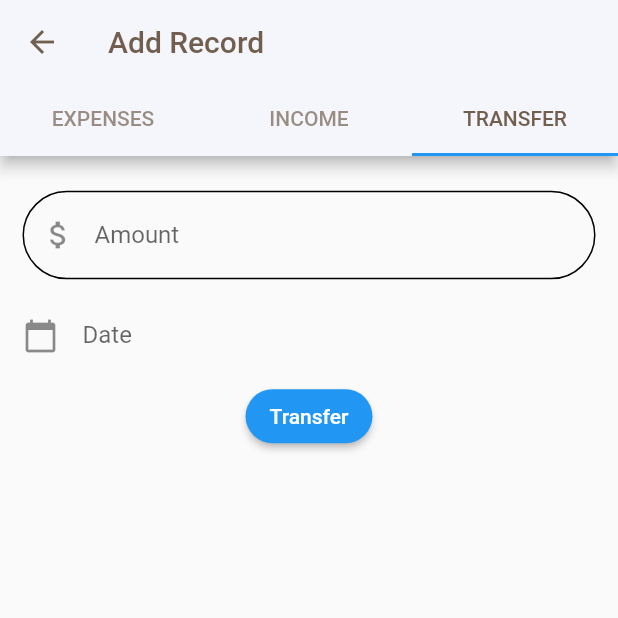
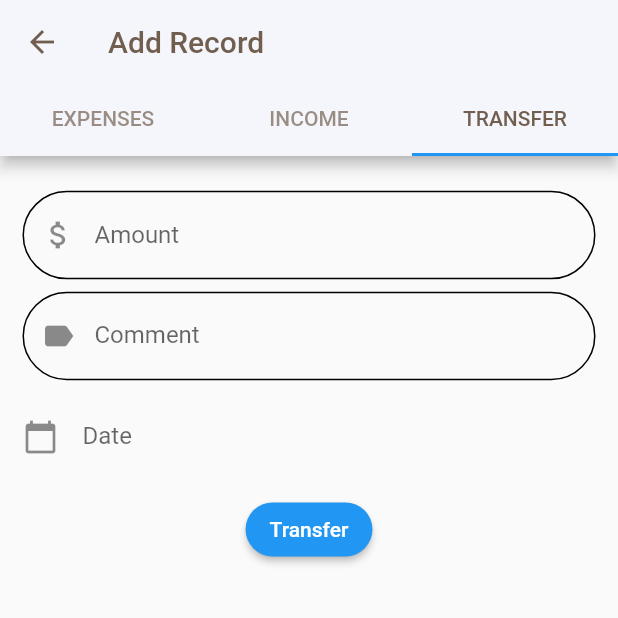
Before and after one commit to IashuraI/money-manager, a Flutter app: the AddRecordScreen screen opened by its route, tab 3 chosen, after a tap on "Transfer", on a phone screen of 412 x 824 dp, the top half of it. Run offline on Flutter 3.47's test engine with Material 2 defaults, Android fonts, the phone set to English and light mode, and no system bars; our stand-ins replace cloud_firestore, decimal, firebase_auth, firebase_core, flutter_speed_dial; missing offline and left inert: form_validation; accounts and stored records are empty.

```diff
--- a/money_manager/lib/models/account_model.dart
+++ b/money_manager/lib/models/account_model.dart
@@ -7,12 +7,14 @@ class AccountModel{
   final String userId;
   final String name;
   final Decimal balance;
+  final String currency;
 
   const AccountModel({
     this.documentId,
     required this.userId,
     required this.name,
     required this.balance,
+    required this.currency
   });
 
   toJson(){
@@ -20,6 +22,7 @@ class AccountModel{
       "userId" : userId,
       "name" : name,
       "balance" : balance.toString(),
+      "currency" : currency.toString()
     };
   }
 
@@ -27,5 +30,6 @@ class AccountModel{
     documentId = snapshot.id,
     userId = snapshot.data()["userId"],
     name = snapshot.data()["name"] as String,
-    balance = Decimal.fromJson(snapshot.data()["balance"].toString());
+    balance = Decimal.fromJson(snapshot.data()["balance"].toString()),
+    currency = snapshot.data()["currency"] as String;
 }
--- a/money_manager/lib/models/record_model.dart
+++ b/money_manager/lib/models/record_model.dart
@@ -15,6 +15,7 @@ class RecordModel{
   final Decimal ammount;
   final DateTime date;
   final RecordType type;
+  final String currency;
 
 
   const RecordModel({
@@ -25,11 +26,12 @@ class RecordModel{
     required this.ammount,
     required this.date,
     required this.type,
+    required this.currency,
     this.accountIdReciver
   });
 
   toJson(){
-    Map json = Map.from(
+    Map<String, dynamic> json = Map<String, dynamic>.from(
       {
       "userId" : userId,
       "accountId" : accountId,
@@ -37,6 +39,7 @@ class RecordModel{
       "ammount" : ammount.toString(),
       "date" : date.toString(),
       "type" : type.toString(),
+      "currency" : currency.toString()
     });
 
     if(accountIdReciver != null){
@@ -50,6 +53,7 @@ class RecordModel{
     userId = snapshot.data()["userId"],
     accountId = snapshot.data()["accountId"].toString(),
     comment = snapshot.data()["comment"].toString(),
+    currency = snapshot.data()["currency"].toString(),
     ammount = Decimal.fromJson(snapshot.data()["balance"].toString()),
     date = DateFormat("EEE, MMM d, yyyy").parse(snapshot.data()["date"].toString()),
     type = int.parse(snapshot.data()["type"].toString()) as RecordType,
--- /dev/null
+++ b/money_manager/lib/reposetories/record_repository.dart
@@ -0,0 +1,30 @@
+import 'package:cloud_firestore/cloud_firestore.dart';
+import 'package:firebase_auth/firebase_auth.dart';
+
+import '../models/record_model.dart';
+
+class RecordModelRepository {
+  late final CollectionReference<Map<String, dynamic>> _collectionReference;
+
+  RecordModelRepository(){
+    _collectionReference = FirebaseFirestore.instance.collection("Records");
+  }
+
+  Future create(RecordModel model) async {
+    await _collectionReference.add(model.toJson());
+  }
+
+  Stream<Iterable<RecordModel>> get() {
+    return _collectionReference
+      .where("userId", isEqualTo: FirebaseAuth.instance.currentUser!.uid)
+      .snapshots()
+      .map((event) => event.docs.map((doc) => RecordModel.fromSnapshot(doc)));
+  }
+
+  Future<void> delete({required String documentId}) async {
+    try {
+      await _collectionReference.doc(documentId).delete();
+    } catch (e) {
+    }
+  }
+}
--- a/money_manager/lib/screens/account_screen.dart
+++ b/money_manager/lib/screens/account_screen.dart
@@ -40,7 +40,6 @@ class _AccountScreenState extends State<AccountScreen> {
 
                 return Padding(
                   padding: EdgeInsets.fromLTRB(height * 0.05, height * 0.02, height * 0.05, height * 0.02),
-                  child: Expanded(
                   child: SizedBox(
                     child: Column(
                       mainAxisAlignment: MainAxisAlignment.center,
@@ -78,7 +77,6 @@ class _AccountScreenState extends State<AccountScreen> {
                       ],
                     ),
                   ),
-                  ),
                 );
               } else {
                 return const CircularProgressIndicator();
--- a/money_manager/lib/screens/add_screens/add_account_screen.dart
+++ b/money_manager/lib/screens/add_screens/add_account_screen.dart
@@ -1,6 +1,7 @@
 import 'package:decimal/decimal.dart';
 import 'package:firebase_auth/firebase_auth.dart';
 import 'package:flutter/material.dart';
+import 'package:intl/intl.dart';
 import 'package:money_manager/models/account_model.dart';
 import 'package:money_manager/reposetories/account_repository.dart';
 import '../../services/device_preferences_service.dart';
@@ -67,10 +68,11 @@ class _AddAccountScreenState extends State<AddAccountScreen> {
                     AccountModel newAccount = AccountModel(
                       userId: FirebaseAuth.instance.currentUser!.uid,
                       name: _accountName.text,
-                      balance: Decimal.parse(_balance.text)
+                      balance: Decimal.parse(_balance.text),
+                      currency: NumberFormat.simpleCurrency(name: "USD").locale,
                     );
 
-                    _accountRepository.create(newAccount);
+                    await _accountRepository.create(newAccount);
 
                     Navigator.of(context).pop();
                   },
--- a/money_manager/lib/screens/add_screens/add_record_screen.dart
+++ b/money_manager/lib/screens/add_screens/add_record_screen.dart
@@ -2,8 +2,8 @@ import 'package:decimal/decimal.dart';
 import 'package:firebase_auth/firebase_auth.dart';
 import 'package:flutter/material.dart';
 import 'package:intl/intl.dart';
-import 'package:money_manager/models/account_model.dart';
-import 'package:money_manager/reposetories/account_repository.dart';
+import 'package:money_manager/models/record_model.dart';
+import 'package:money_manager/reposetories/record_repository.dart';
 import 'package:money_manager/services/device_preferences_service.dart';
 
 class AddRecordScreen extends StatefulWidget {
@@ -13,22 +13,20 @@ class AddRecordScreen extends StatefulWidget {
   State<AddRecordScreen> createState() => _AddRecordScreenState();
 }
 
-enum RecordType { income, expenses, transfer }
-
 class _AddRecordScreenState extends State<AddRecordScreen> {
-  late final TextEditingController _commentName;
-  late final TextEditingController _balance;
+  late final TextEditingController _comment;
+  late final TextEditingController _amount;
   late final TextEditingController _date;
 
-  late final AccountModelRepository _accountRepository;
+  late final RecordModelRepository _recordRepository;
 
   @override
   void initState() {
-    _commentName = TextEditingController();
-    _balance = TextEditingController();
+    _comment = TextEditingController();
+    _amount = TextEditingController();
     _date = TextEditingController();
 
-    _accountRepository = AccountModelRepository();
+    _recordRepository = RecordModelRepository();
 
     super.initState();
   }
@@ -60,7 +58,7 @@ class _AddRecordScreenState extends State<AddRecordScreen> {
                   children: [
                     SizedBox(height: getHeight(context) *0.01),
                     TextFormField(
-                      controller: _balance,
+                      controller: _amount,
                       keyboardType: TextInputType.number,
                       decoration: const InputDecoration(
                             focusedBorder: OutlineInputBorder(borderRadius: BorderRadius.all(Radius.circular(30))),
@@ -73,7 +71,7 @@ class _AddRecordScreenState extends State<AddRecordScreen> {
                     ),
                     SizedBox(height: getHeight(context) *0.01),
                     TextFormField(
-                      controller: _commentName,
+                      controller: _comment,
                       decoration: const InputDecoration(
                             focusedBorder: OutlineInputBorder(borderRadius: BorderRadius.all(Radius.circular(30))),
                             enabledBorder: OutlineInputBorder(borderRadius: BorderRadius.all(Radius.circular(30))),
@@ -111,13 +109,17 @@ class _AddRecordScreenState extends State<AddRecordScreen> {
                     ),
                     ElevatedButton(
                         onPressed: () async {
-                          AccountModel newAccount = AccountModel(
+                          RecordModel newRecord = RecordModel(
                             userId: FirebaseAuth.instance.currentUser!.uid,
-                            name: _commentName.text,
-                            balance: Decimal.parse(_balance.text)
+                            accountId: "",
+                            comment: _comment.text,
+                            ammount: Decimal.parse(_amount.text),
+                            date: DateFormat("EEE, MMM d, yyyy").parse(_date.text),
+                            type: RecordType.expense,
+                            currency: NumberFormat.simpleCurrency(name: "USD").locale
                           );
 
-                          _accountRepository.create(newAccount);
+                          await _recordRepository.create(newRecord);
 
                           Navigator.of(context).pop();
                         },
@@ -135,7 +137,7 @@ class _AddRecordScreenState extends State<AddRecordScreen> {
                   children: [
                     SizedBox(height: getHeight(context) *0.01),
                     TextFormField(
-                      controller: _balance,
+                      controller: _amount,
                       keyboardType: TextInputType.number,
                       decoration: const InputDecoration(
                             focusedBorder: OutlineInputBorder(borderRadius: BorderRadius.all(Radius.circular(30))),
@@ -148,7 +150,7 @@ class _AddRecordScreenState extends State<AddRecordScreen> {
                     ),
                     SizedBox(height: getHeight(context) *0.01),
                     TextFormField(
-                      controller: _commentName,
+                      controller: _comment,
                       decoration: const InputDecoration(
                             focusedBorder: OutlineInputBorder(borderRadius: BorderRadius.all(Radius.circular(30))),
                             enabledBorder: OutlineInputBorder(borderRadius: BorderRadius.all(Radius.circular(30))),
@@ -186,13 +188,17 @@ class _AddRecordScreenState extends State<AddRecordScreen> {
                     ),
                     ElevatedButton(
                         onPressed: () async {
-                          AccountModel newAccount = AccountModel(
+                          RecordModel newRecord = RecordModel(
                             userId: FirebaseAuth.instance.currentUser!.uid,
-                            name: _commentName.text,
-                            balance: Decimal.parse(_balance.text)
+                            accountId: "",
+                            comment: _comment.text,
+                            ammount: Decimal.parse(_amount.text),
+                            date: DateFormat("EEE, MMM d, yyyy").parse(_date.text),
+                            type: RecordType.income,
+                            currency: NumberFormat.simpleCurrency(name: "USD").locale
                           );
 
-                          _accountRepository.create(newAccount);
+                          await _recordRepository.create(newRecord);
 
                           Navigator.of(context).pop();
                         },
@@ -210,7 +216,7 @@ class _AddRecordScreenState extends State<AddRecordScreen> {
                   children: [
                     SizedBox(height: getHeight(context) *0.01),
                     TextFormField(
-                      controller: _balance,
+                      controller: _amount,
                       keyboardType: TextInputType.number,
                       decoration: const InputDecoration(
                             focusedBorder: OutlineInputBorder(borderRadius: BorderRadius.all(Radius.circular(30))),
@@ -218,6 +224,18 @@ class _AddRecordScreenState extends State<AddRecordScreen> {
                             prefixIcon: Icon(Icons.attach_money),
                             labelText: "Amount",
                             hintText: "0",
+                            border: OutlineInputBorder()
+                          ),
+                    ),
+                    SizedBox(height: getHeight(context) *0.01),
+                    TextFormField(
+                      controller: _comment,
+                      decoration: const InputDecoration(
+                            focusedBorder: OutlineInputBorder(borderRadius: BorderRadius.all(Radius.circular(30))),
+                            enabledBorder: OutlineInputBorder(borderRadius: BorderRadius.all(Radius.circular(30))),
+                            prefixIcon: Icon(Icons.label),
+                            labelText: "Comment",
+                            hintText: "Comment",
                             border: OutlineInputBorder()
                           ),
                     ),
@@ -247,15 +265,21 @@ class _AddRecordScreenState extends State<AddRecordScreen> {
                         }
                       }
                     ),
+                    SizedBox(height: getHeight(context) *0.01),
                     ElevatedButton(
                         onPressed: () async {
-                          AccountModel newAccount = AccountModel(
+                          RecordModel newRecord = RecordModel(
                             userId: FirebaseAuth.instance.currentUser!.uid,
-                            name: _commentName.text,
-                            balance: Decimal.parse(_balance.text)
+                            accountId: "",
+                            comment: _comment.text,
+                            ammount: Decimal.parse(_amount.text),
+                            date: DateFormat("EEE, MMM d, yyyy").parse(_date.text),
+                            type: RecordType.transfer,
+                            accountIdReciver: "",
+                            currency: NumberFormat.simpleCurrency(name: "USD").locale
                           );
 
-                          _accountRepository.create(newAccount);
+                          await _recordRepository.create(newRecord);
 
                           Navigator.of(context).pop();
                         },
```
Also changed, not shown: money_manager/lib/models/goal_model.dart (+6 -2 lines), money_manager/lib/reposetories/goal_repository.dart (added, +30 -0 lines), money_manager/lib/screens/add_screens/add_goal_screen.dart (+69 -4 lines). Lines whose indentation alone changed are shown as unchanged.
